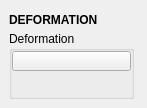
m3trik/tentacle, file tentacle/ui/deformation.ui: the form before one commit.
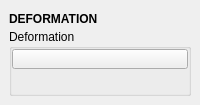
The form after the commit. Custom widgets are drawn as their Qt base class.

Diff of the .ui file:
```diff
--- a/tentacle/ui/deformation.ui
+++ b/tentacle/ui/deformation.ui
@@ -9,25 +9,10 @@
    <rect>
     <x>0</x>
     <y>0</y>
-    <width>147</width>
-    <height>108</height>
+    <width>200</width>
+    <height>105</height>
    </rect>
   </property>
-  <property name="minimumSize">
-   <size>
-    <width>0</width>
-    <height>0</height>
-   </size>
-  </property>
-  <property name="maximumSize">
-   <size>
-    <width>999</width>
-    <height>999</height>
-   </size>
-  </property>
-  <property name="windowTitle">
-   <string>Toolkit</string>
-  </property>
   <property name="tabShape">
    <enum>QTabWidget::Triangular</enum>
   </property>
@@ -38,6 +23,12 @@
    <set>QMainWindow::AllowNestedDocks|QMainWindow::AllowTabbedDocks|QMainWindow::AnimatedDocks|QMainWindow::ForceTabbedDocks</set>
   </property>
   <widget class="QWidget" name="central_widget">
+   <property name="minimumSize">
+    <size>
+     <width>200</width>
+     <height>0</height>
+    </size>
+   </property>
    <layout class="QVBoxLayout" name="verticalLayout_2">
     <item>
      <layout class="QVBoxLayout" name="verticalLayout">
@@ -45,17 +36,11 @@
        <number>0</number>
       </property>
       <item>
-       <widget class="DraggableHeader" name="draggableHeader">
+       <widget class="Header" name="header">
         <property name="minimumSize">
          <size>
           <width>0</width>
-          <height>22</height>
-         </size>
-        </property>
-        <property name="maximumSize">
-         <size>
-          <width>125</width>
-          <height>22</height>
+          <height>20</height>
          </size>
         </property>
         <property name="font">
@@ -74,18 +59,6 @@
         <property name="enabled">
          <bool>true</bool>
         </property>
-        <property name="minimumSize">
-         <size>
-          <width>125</width>
-          <height>0</height>
-         </size>
-        </property>
-        <property name="maximumSize">
-         <size>
-          <width>125</width>
-          <height>999</height>
-         </size>
-        </property>
         <property name="title">
          <string>Deformation</string>
         </property>
@@ -118,7 +91,7 @@
            </property>
            <property name="maximumSize">
             <size>
-             <width>999</width>
+             <width>16777215</width>
              <height>20</height>
             </size>
            </property>
@@ -158,16 +131,16 @@
   </widget>
  </widget>
  <customwidgets>
+  <customwidget>
+   <class>Header</class>
+   <extends>QLabel</extends>
+   <header>uitk.widgets.header.Header.h</header>
+  </customwidget>
   <customwidget>
    <class>PushButton</class>
    <extends>QPushButton</extends>
    <header>widgets.pushbutton.h</header>
   </customwidget>
-  <customwidget>
-   <class>DraggableHeader</class>
-   <extends>QLabel</extends>
-   <header>draggableHeader.h</header>
-  </customwidget>
  </customwidgets>
  <resources/>
  <connections/>
```
